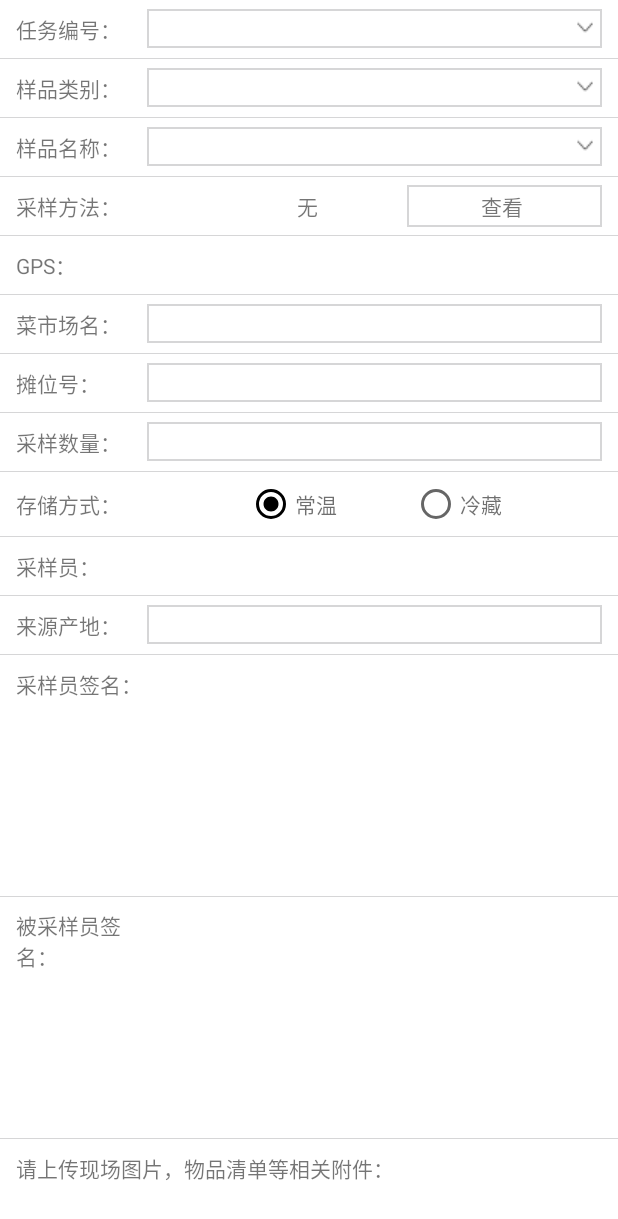
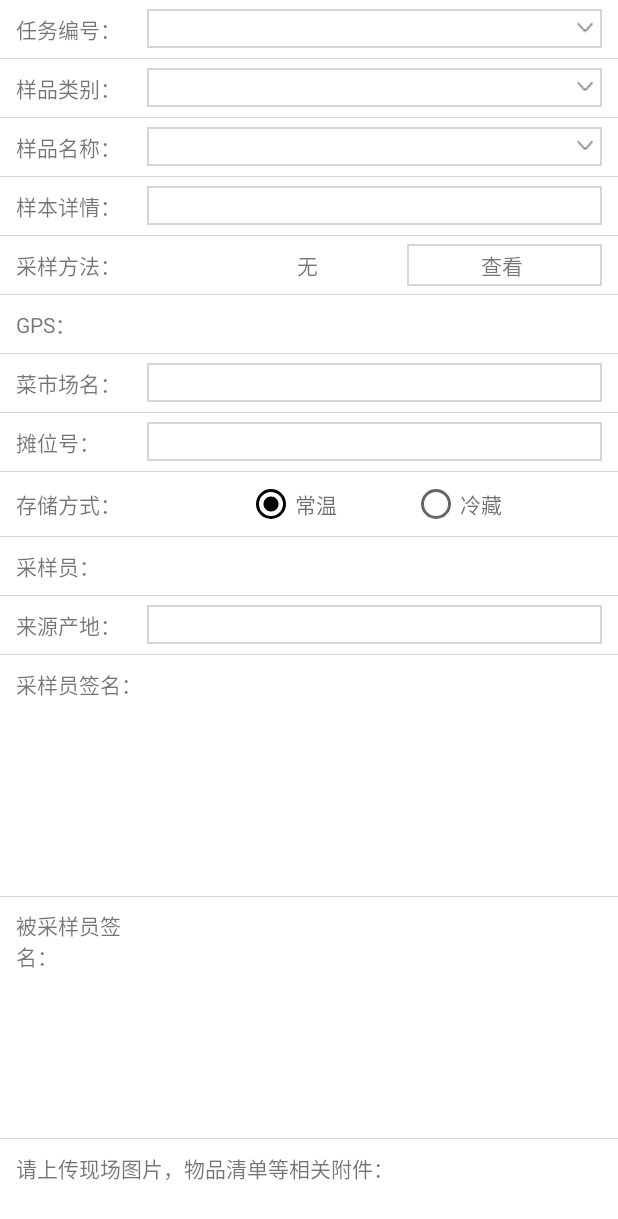
Before and after one commit to zhouzhenfei8888/sampling, an Android app: the layout frag_addcaiyang.xml on its own in the app's theme, with its tools: preview values and no code run, on a phone screen of 412 x 824 dp. Shown: the top 1219 px of the screen. Run offline under Robolectric (Android 15) with nearby library versions, the phone set to English and light mode, and no system bars.

Commit message:
black, orderlist添加剩余数量 添加样本详情 删除采样数量

```diff
--- a/app/src/main/java/com/sampling/Fragment/OrderListFrag.java
+++ b/app/src/main/java/com/sampling/Fragment/OrderListFrag.java
@@ -3,6 +3,7 @@ package com.sampling.Fragment;
 import android.content.Context;
 import android.os.Bundle;
 import android.support.v7.widget.LinearLayoutManager;
+import android.text.TextUtils;
 import android.util.Log;
 import android.view.View;
 
@@ -94,6 +95,8 @@ public class OrderListFrag extends UltimateNetFrag implements OnRefreshListener
             holder.setText(R.id.tv_orderno, "任务编号: " + orderInfo.get任务编号());
             holder.setText(R.id.tv_yangben, "抽检样本: " + orderInfo.get抽检样本());
             holder.setText(R.id.tv_xiangmu, "抽检项目: " + orderInfo.get抽检项目());
+            Long value = orderInfo.get抽检数量()-Integer.valueOf(TextUtils.isEmpty(orderInfo.get完成数量())?"0":orderInfo.get完成数量());
+            holder.setText(R.id.tv_left,"剩余数量: "+value);
             holder.setText(R.id.tv_num, "抽检数量: " + orderInfo.get抽检数量());
             holder.setText(R.id.tv_time, "发布时间: " + orderInfo.get下达日期().split(" ")[0] + " | 到期时间:" + orderInfo.get目标完成日期().split(" ")[0]);
             holder.setText(R.id.tv_order_target, "发布人: " + orderInfo.get任务目标());
--- a/app/src/main/res/layout/frag_addcaiyang.xml
+++ b/app/src/main/res/layout/frag_addcaiyang.xml
@@ -113,7 +113,40 @@
             android:layout_width="match_parent"
             android:layout_height="1px"
             android:background="@color/c_f0f0f0" />
+        <LinearLayout
+            android:layout_width="match_parent"
+            android:layout_height="wrap_content"
+            android:layout_margin="5dp"
+            android:gravity="center_vertical"
+            android:orientation="horizontal"
+            android:paddingLeft="5dp"
+            android:paddingRight="5dp">
 
+            <TextView
+                android:layout_width="match_parent"
+                android:layout_height="wrap_content"
+                android:layout_weight="3.5"
+                android:paddingBottom="3dp"
+                android:paddingTop="3dp"
+                android:text="样本详情：" />
+
+            <EditText
+                android:id="@+id/tv_detail"
+                android:layout_width="match_parent"
+                android:layout_height="wrap_content"
+                android:layout_weight="1"
+                android:textSize="14sp"
+                android:textColor="@color/c_90000000"
+                android:background="@drawable/editbg"
+                android:gravity="center"
+                android:paddingTop="3dp"
+                android:paddingBottom="3dp" />
+        </LinearLayout>
+
+        <View
+            android:layout_width="match_parent"
+            android:layout_height="1px"
+            android:background="@color/c_f0f0f0" />
         <LinearLayout
             android:layout_width="match_parent"
             android:layout_height="wrap_content"
@@ -272,6 +305,7 @@
             android:layout_width="match_parent"
             android:layout_height="wrap_content"
             android:layout_margin="5dp"
+            android:visibility="gone"
             android:gravity="center_vertical"
             android:orientation="horizontal"
             android:paddingLeft="5dp"
@@ -302,6 +336,7 @@
         <View
             android:layout_width="match_parent"
             android:layout_height="1px"
+            android:visibility="gone"
             android:background="@color/c_f0f0f0" />
 
         <LinearLayout
--- a/app/src/main/res/values/strings.xml
+++ b/app/src/main/res/values/strings.xml
@@ -9,6 +9,7 @@
     <string name="text_no">&#xe6ce;</string>
     <string name="text_add">&#xe6b9;</string>
     <string name="text_upload">&#xe6ab;</string>
+    <string name="text_left">&#xe6a0;</string>
     <string name="print_complete">打印完成</string>
     <string name="tips">提示</string>
     <string name="close">关闭</string>
```
Also changed, not shown: app/src/main/java/com/sampling/Beans/OrderInfo.java (+12 -0 lines), app/src/main/java/com/sampling/Beans/SamplingBean.java (+10 -2 lines), app/src/main/java/com/sampling/Fragment/AddCaiyangFrag.java (+5 -4 lines), app/src/main/java/com/sampling/Fragment/CaiyangDetailFrag.java (+5 -3 lines), app/src/main/java/com/sampling/dao/SamplingBeanDao.java (+16 -2 lines), app/src/main/res/layout/frag_caiyangdetail.xml (+36 -0 lines), app/src/main/res/layout/order_item.xml (+21 -0 lines).
